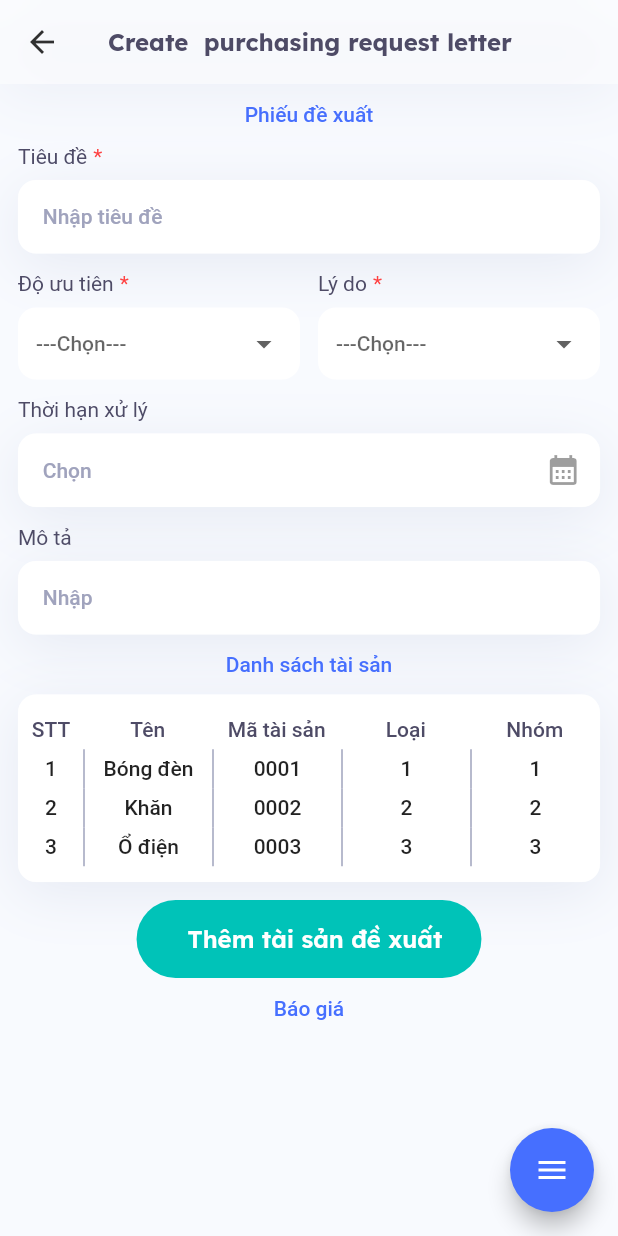
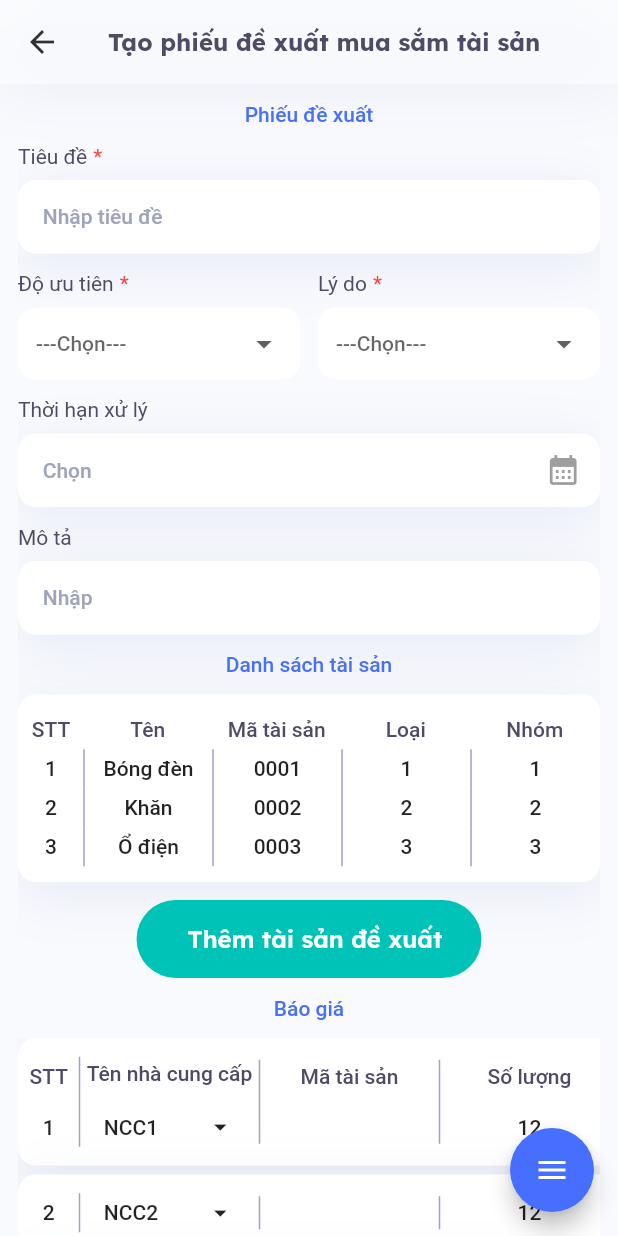
Before and after one commit to MinhGiang241/qlda_demego, a Flutter app: the CreateRequestPurchaseScreen screen opened by its route, on a phone screen of 412 x 824 dp. Run offline on Flutter 3.47's test engine with Material 2 defaults, Android fonts, the light colour scheme and no system bars; drawn by our look-alikes of flutter_speed_dial; our stand-ins replace auto_size_text, badges, bloc, dio, flutter_bloc, flutter_svg and 2 more; missing offline and left inert: oauth2.

Commit message:
continue table

```diff
--- a/lib/l10n/intl_vi.arb
+++ b/lib/l10n/intl_vi.arb
@@ -154,7 +154,7 @@
   "attached_photo": "Ảnh đính kèm",
   "add_photo": "Thêm ảnh",
   "add_file": "Thêm file",
-  "cr_purchase_req_letter": "Create  purchasing request letter",
+  "cr_purchase_req_letter": "Tạo phiếu đề xuất mua sắm tài sản",
   "purchase_req_letter": "Tạo phiếu đề xuất mua sắm tài sản",
   "request_letter": "Phiếu đề xuất",
   "piority": "Độ ưu tiên",
--- a/lib/screens/assets/components/data_asset_quotation_table.dart
+++ b/lib/screens/assets/components/data_asset_quotation_table.dart
@@ -0,0 +1,101 @@
+import 'package:flutter/material.dart';
+import 'package:flutter/src/widgets/container.dart';
+import 'package:flutter/src/widgets/framework.dart';
+import 'package:qlda_demego/constant/constants.dart';
+import 'package:qlda_demego/widgets/primary_card.dart';
+
+class DataAssetQuotationTable extends StatelessWidget {
+  DataAssetQuotationTable({super.key, required this.data});
+  final data;
+  @override
+  Widget build(BuildContext context) {
+    var titles = [
+      'STT',
+      'Tên nhà cung cấp',
+      'Mã tài sản',
+      'Số lượng',
+      'Đơn giá',
+      'Thành tiền'
+    ];
+    return SingleChildScrollView(
+      scrollDirection: Axis.horizontal,
+      physics: const BouncingScrollPhysics(),
+      child: Column(
+        children: [
+          ...data.asMap().entries.map(
+                (e) => Column(
+                  children: [
+                    PrimaryCard(
+                        child: Column(
+                      children: [
+                        Row(
+                          children: [
+                            ...titles.asMap().entries.map(
+                                  (t) => Container(
+                                    margin: const EdgeInsets.symmetric(
+                                      vertical: 12,
+                                    ),
+                                    padding: const EdgeInsets.symmetric(
+                                      vertical: 3,
+                                    ),
+                                    decoration: BoxDecoration(
+                                      border: t.value != 'STT'
+                                          ? const Border(
+                                              left: BorderSide(
+                                                color: grayScaleColor3,
+                                                width: 1,
+                                              ),
+                                            )
+                                          : null,
+                                    ),
+                                    width: t.value == "STT" ? 40 : 120,
+                                    child: Column(
+                                      children: [
+                                        if (e.key == 0)
+                                          Text(
+                                            t.value.toString(),
+                                            textAlign: TextAlign.center,
+                                            style: txtBodySmallBold(
+                                              color: grayScaleColorBase,
+                                            ),
+                                          ),
+                                        if (e.key == 0) vpad(18),
+                                        Row(
+                                          mainAxisAlignment: t.value ==
+                                                  "Tên nhà cung cấp"
+                                              ? MainAxisAlignment.spaceAround
+                                              : MainAxisAlignment.center,
+                                          children: [
+                                            Text(
+                                              (e.value[t.key].runtimeType ==
+                                                          List ||
+                                                      e.value[t.value] == null)
+                                                  ? ""
+                                                  : e.value[t.value].toString(),
+                                              textAlign: TextAlign.center,
+                                              style: txtBodySmallBold(),
+                                            ),
+                                            if (t.value == "Tên nhà cung cấp")
+                                              Icon(
+                                                  size: 20,
+                                                  Icons.arrow_drop_down)
+                                          ],
+                                        )
+                                      ],
+                                    ),
+                                  ),
+                                )
+                          ],
+                        ),
+                        Row(),
+                      ],
+                    )),
+                    vpad(6),
+                  ],
+                ),
+              )
+        ],
+      ),
+    );
+  }
+}
--- a/lib/screens/assets/components/list_badges.dart
+++ b/lib/screens/assets/components/list_badges.dart
@@ -28,6 +28,7 @@ class ListBadges extends StatelessWidget {
       borderRadius: BorderRadius.circular(12),
       margin: const EdgeInsets.symmetric(horizontal: 12),
       child: SingleChildScrollView(
+        // physics: const BouncingScrollPhysics(),
         scrollDirection: Axis.horizontal,
         child: Row(
           // scrollDirection: Axis.horizontal,
--- a/lib/screens/assets/create_request_purchase_screen.dart
+++ b/lib/screens/assets/create_request_purchase_screen.dart
@@ -16,6 +16,7 @@ import '../../constant/constants.dart';
 import '../../generated/l10n.dart';
 import '../../widgets/float_button.dart';
 import 'components/data_asset_list_table.dart';
+import 'components/data_asset_quotation_table.dart';
 
 const dataAssets = [
   {
@@ -41,7 +42,101 @@ const dataAssets = [
   },
 ];
 
-var dataQuotation = [];
+var dataQuotation = [
+  {
+    "STT": 1,
+    "Tên nhà cung cấp": "NCC1",
+    "Số lượng": 12,
+    "Mã tài sản": '',
+    "Đơn Giá": '',
+    "Thành tiền": 65000,
+    "Danh sách": [
+      {
+        "Tài sản": "Bóng đèn",
+        "Mã tài sản": "0001",
+        "Số lượng": 5,
+        "Đơn giá": 60000,
+        "Thành Tiền": 300000
+      },
+      {
+        "Tài sản": "Khăn",
+        "Mã tài sản": "0002",
+        "Số lượng": 4,
+        "Đơn giá": 20000,
+        "Thành Tiền": 80000
+      },
+      {
+        "Tài sản": "Bóng đèn",
+        "Mã tài sản": "0003",
+        "Số lượng": 3,
+        "Đơn giá": 90000,
+        "Thành Tiền": 2700000
+      },
+    ]
+  },
+  {
+    "STT": 2,
+    "Tên nhà cung cấp": "NCC2",
+    "Số lượng": 12,
+    "Mã tài sản": '',
+    "Đơn Giá": '',
+    "Thành tiền": 65000,
+    "Danh sách": [
+      {
+        "Tài sản": "Bóng đèn",
+        "Mã tài sản": "0001",
+        "Số lượng": 5,
+        "Đơn giá": 60000,
+        "Thành Tiền": 300000
+      },
+      {
+        "Tài sản": "Khăn",
+        "Mã tài sản": "0002",
+        "Số lượng": 4,
+        "Đơn giá": 20000,
+        "Thành Tiền": 80000
+      },
+      {
+        "Tài sản": "Bóng đèn",
+        "Mã tài sản": "0003",
+        "Số lượng": 3,
+        "Đơn giá": 90000,
+        "Thành Tiền": 2700000
+      },
+    ]
+  },
+  {
+    "STT": 3,
+    "Tên nhà cung cấp": "NCC3",
+    "Số lượng": 12,
+    "Mã tài sản": '',
+    "Đơn Giá": '',
+    "Thành tiền": 65000,
+    "Danh sách": [
+      {
+        "Tài sản": "Bóng đèn",
+        "Mã tài sản": "0001",
+        "Số lượng": 5,
+        "Đơn giá": 60000,
+        "Thành Tiền": 300000
+      },
+      {
+        "Tài sản": "Khăn",
+        "Mã tài sản": "0002",
+        "Số lượng": 4,
+        "Đơn giá": 20000,
+        "Thành Tiền": 80000
+      },
+      {
+        "Tài sản": "Bóng đèn",
+        "Mã tài sản": "0003",
+        "Số lượng": 3,
+        "Đơn giá": 90000,
+        "Thành Tiền": 2700000
+      },
+    ]
+  },
+];
 
 class CreateRequestPurchaseScreen extends StatefulWidget {
   const CreateRequestPurchaseScreen({super.key});
@@ -133,10 +228,11 @@ class _CreateRequestPurchaseScreenState
                       suffixIcon: const Icon(Icons.calendar_month),
                       onTap: () async {
                         var value = await showDatePicker(
-                            context: context,
-                            initialDate: DateTime.now(),
-                            firstDate: DateTime(DateTime.now().year - 10, 1, 1),
-                            lastDate: DateTime(DateTime.now().year + 10, 1, 1));
+                          context: context,
+                          initialDate: DateTime.now(),
+                          firstDate: DateTime(DateTime.now().year - 10, 1, 1),
+                          lastDate: DateTime(DateTime.now().year + 10, 1, 1),
+                        );
 
                         if (value != null) {
                           deathlineController.text =
@@ -175,6 +271,10 @@ class _CreateRequestPurchaseScreenState
                         textAlign: TextAlign.center,
                       ),
                     ),
+                    vpad(12),
+                    DataAssetQuotationTable(
+                      data: dataQuotation,
+                    ),
                     vpad(50)
                   ],
                 ),
--- a/lib/widgets/primary_card.dart
+++ b/lib/widgets/primary_card.dart
@@ -2,21 +2,23 @@ import 'package:flutter/material.dart';
 import '../constant/constants.dart';
 
 class PrimaryCard extends StatelessWidget {
-  const PrimaryCard(
-      {Key? key,
+  const PrimaryCard({
+    Key? key,
     required this.child,
     this.onTap,
     this.borderRadius,
     this.height,
     this.width,
     this.margin,
-      this.padding})
-      : super(key: key);
+    this.padding,
+    this.decoration,
+  }) : super(key: key);
   final Widget child;
   final Function()? onTap;
   final BorderRadius? borderRadius;
   final double? height;
   final double? width;
+  final Decoration? decoration;
   final EdgeInsetsGeometry? margin;
   final EdgeInsetsGeometry? padding;
 
@@ -30,7 +32,8 @@ class PrimaryCard extends StatelessWidget {
           margin: margin,
           height: height,
           width: width,
-          decoration: BoxDecoration(
+          decoration: decoration ??
+              BoxDecoration(
                   borderRadius: borderRadius ?? BorderRadius.circular(12),
                   color: Colors.white,
                   border: Border.all(color: Colors.white54, width: 0.5),
```
Also changed, not shown: lib/generated/intl/messages_vi.dart. Lines whose indentation alone changed are shown as unchanged.
